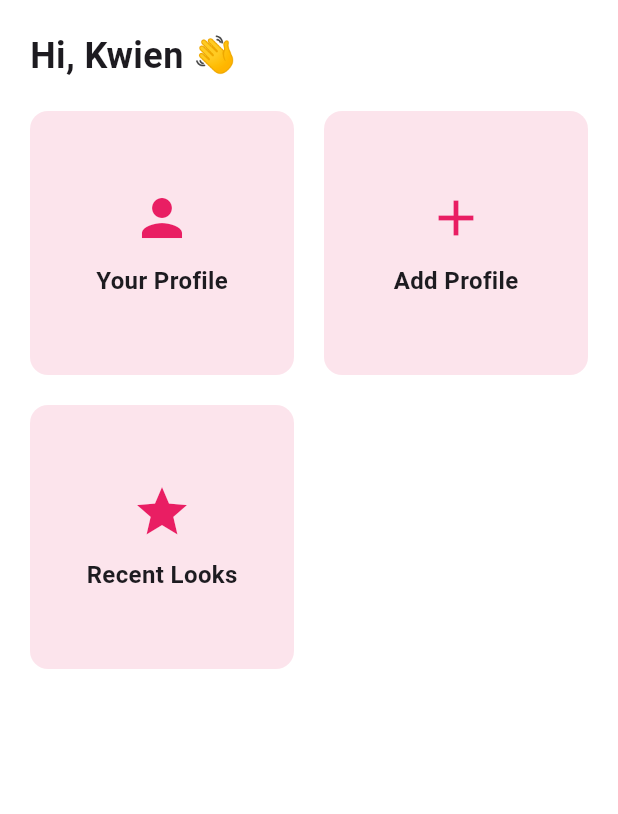
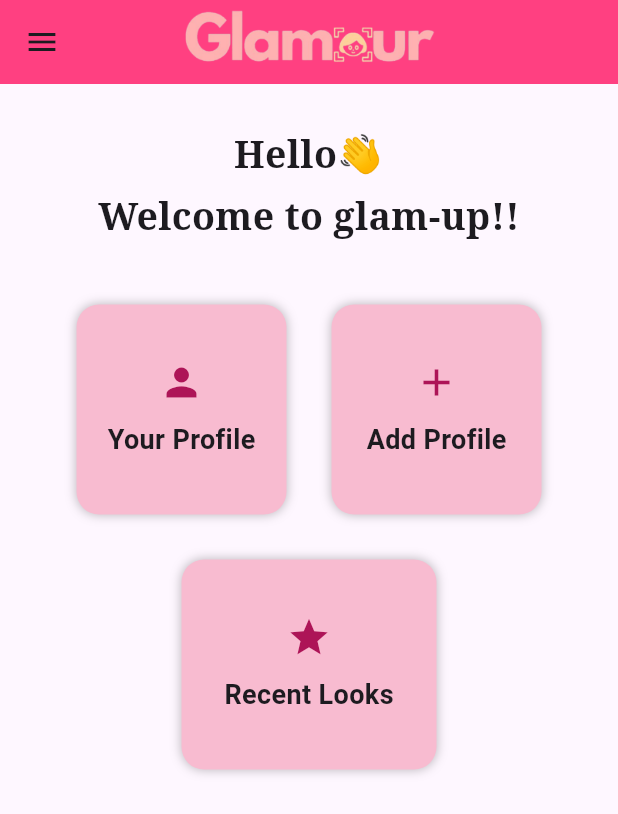
Before and after one commit to kwienyu/GlamourApp, a Flutter app: the ProfileSelection screen opened directly, on a phone screen of 412 x 824 dp. Shown: the top 814 px of the screen. Run offline on Flutter 3.47's test engine with Material 3 defaults, Android fonts, the light colour scheme and no system bars; our stand-ins replace camera; Roboto replaces fonts that are missing (Serif).

Commit message:
Initial commit - Uploading all files

```diff
--- a/lib/profile_selection.dart
+++ b/lib/profile_selection.dart
@@ -1,47 +1,158 @@
 import 'package:flutter/material.dart';
-import 'undertone_tutorial.dart';
+import 'undertone_tutorial.dart'; // ✅ Fixed the import
 
 class ProfileSelection extends StatelessWidget {
-  const ProfileSelection({super.key});
+  const ProfileSelection({Key? key}) : super(key: key);
 
   @override
   Widget build(BuildContext context) {
     return Scaffold(
-      backgroundColor: Colors.white,
+      // ✅ AppBar Section
+      appBar: AppBar(
+        backgroundColor: Colors.pinkAccent,
+        elevation: 0,
+        title: Image.asset(
+          'assets/glam_logo.png',
+          width: 200,
+          fit: BoxFit.contain,
+        ),
+        centerTitle: true,
+      ),
+
+      // ✅ Drawer Section
+      drawer: Drawer(
+        child: ListView(
+          padding: EdgeInsets.zero,
+          children: [
+            DrawerHeader(
+              decoration: BoxDecoration(color: Colors.pinkAccent),
+              child: Text(
+                'Menu',
+                style: TextStyle(
+                  color: Colors.white,
+                  fontSize: 24,
+                ),
+              ),
+            ),
+            ListTile(
+              title: Text('Home'),
+              onTap: () => Navigator.pop(context),
+            ),
+            ListTile(
+              title: Text('Settings'),
+              onTap: () => Navigator.pop(context),
+            ),
+          ],
+        ),
+      ),
+
+      // ✅ Body Section
       body: Padding(
-        padding: const EdgeInsets.all(20.0),
+        padding: const EdgeInsets.only(top: 30),
         child: Column(
-          crossAxisAlignment: CrossAxisAlignment.start,
           children: [
-            const Text(
-              'Hi, Kwien 👋',
+            // ✅ Greeting Text
+            Text(
+              'Hello👋',
               style: TextStyle(
-                fontSize: 24,
+                fontSize: 25,
+                fontFamily: 'Serif',
                 fontWeight: FontWeight.bold,
               ),
             ),
-            const SizedBox(height: 20),
-            // Profile Options
-            Expanded(
-              child: GridView.count(
-                crossAxisCount: 2,
-                crossAxisSpacing: 20,
-                mainAxisSpacing: 20,
+            SizedBox(height: 5),
+            Text(
+              'Welcome to glam-up!!',
+              style: TextStyle(
+                fontSize: 25,
+                fontFamily: 'Serif',
+                fontWeight: FontWeight.bold,
+              ),
+            ),
+
+            // ✅ Space Before Grid
+            SizedBox(height: 40),
+
+            // ✅ First Two Boxes (Your Profile & Add Profile)
+            Row(
+              mainAxisAlignment: MainAxisAlignment.center,
               children: [
-                  GestureDetector(
+                // ✅ Your Profile Box
+                buildProfileButton(
+                  context,
+                  Icons.person,
+                  "Your Profile",
+                  const UndertoneTutorial(),
+                ),
+                SizedBox(width: 30),
+                // ✅ Add Profile Box
+                buildProfileButton(
+                  context,
+                  Icons.add,
+                  "Add Profile",
+                  const UndertoneTutorial(),
+                ),
+              ],
+            ),
+
+            // ✅ Space Between Grid and Center Button
+            SizedBox(height: 30),
+
+            // ✅ Centered "Recent Looks" Button Below Grid
+            Center(
+              child: SizedBox(
+                width: 170, // ✅ Fixed size for the button
+                child: buildProfileButton(
+                  context,
+                  Icons.star,
+                  "Recent Looks",
+                  const UndertoneTutorial(),
+                ),
+              ),
+            ),
+          ],
+        ),
+      ),
+    );
+  }
+
+  // ✅ Button Builder Function
+  Widget buildProfileButton(
+      BuildContext context, IconData icon, String text, Widget route) {
+    return GestureDetector(
       onTap: () {
         Navigator.push(
           context,
-                        MaterialPageRoute(
-                          builder: (context) => const UndertoneTutorial(),
-                        ),
+          MaterialPageRoute(builder: (context) => route),
         );
       },
-                    child: const ProfileCard(title: 'Your Profile', icon: Icons.person),
+      child: Container(
+        width: 140, // ✅ Fixed square size
+        height: 140,
+        decoration: BoxDecoration(
+          color: Colors.pink[100],
+          borderRadius: BorderRadius.circular(15),
+          boxShadow: [
+            BoxShadow(
+              color: Colors.black26,
+              blurRadius: 5,
             ),
-                  const ProfileCard(title: 'Add Profile', icon: Icons.add),
-                  const ProfileCard(title: 'Recent Looks', icon: Icons.star),
           ],
+        ),
+        child: Column(
+          mainAxisAlignment: MainAxisAlignment.center,
+          children: [
+            Icon(
+              icon,
+              color: Colors.pink[800],
+              size: 30,
+            ),
+            SizedBox(height: 10),
+            Text(
+              text,
+              style: TextStyle(
+                fontSize: 18,
+                fontWeight: FontWeight.bold,
               ),
             ),
           ],
@@ -50,38 +161,3 @@ class ProfileSelection extends StatelessWidget {
     );
   }
 }
-
-class ProfileCard extends StatelessWidget {
-  final String title;
-  final IconData icon;
-
-  const ProfileCard({super.key, required this.title, required this.icon});
-
-  @override
-  Widget build(BuildContext context) {
-    return Container(
-      decoration: BoxDecoration(
-        color: Colors.pink.shade50,
-        borderRadius: BorderRadius.circular(12),
-      ),
-      child: Column(
-        mainAxisAlignment: MainAxisAlignment.center,
-        children: [
-          Icon(
-            icon,
-            size: 40,
-            color: Colors.pink,
-          ),
-          const SizedBox(height: 10),
-          Text(
-            title,
-            style: const TextStyle(
-              fontSize: 16,
-              fontWeight: FontWeight.bold,
-            ),
-          ),
-        ],
-      ),
-    );
-  }
-}
--- a/pubspec.yaml
+++ b/pubspec.yaml
@@ -38,6 +38,8 @@ dependencies:
   camera: ^0.11.1
   path_provider: ^2.1.5
   http: ^1.3.0
+  image: ^4.5.3
+  tflite: ^1.1.2
 
 dev_dependencies:
   flutter_test:
```
Also changed, not shown: lib/signup_screen.dart (+19 -19 lines), pubspec.lock. Lines whose indentation alone changed are shown as unchanged.
